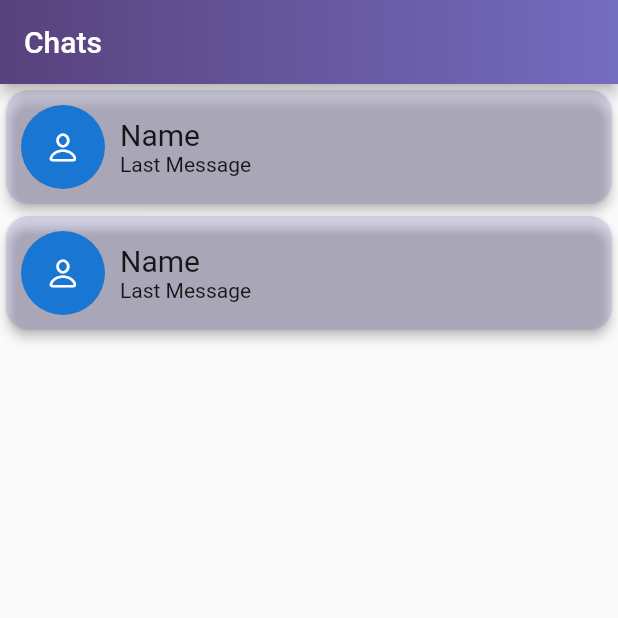
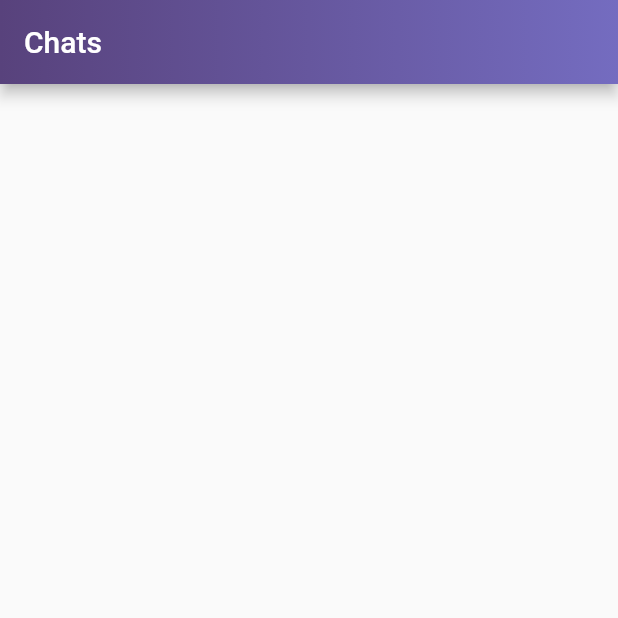
Before and after one commit to Ajzl/Chat_App, a Flutter app: the Home_Screen screen opened directly, on a phone screen of 412 x 824 dp, the top half of it. Run offline on Flutter 3.47's test engine with Material 2 defaults, Android fonts, the phone set to English and light mode, and no system bars; our stand-ins replace firebase_auth, firebase_core, firebase_messaging, shared_preferences; accounts and stored records are empty.

Commit message:
Revert "homescreen design" due to wrong branch
This reverts commit 84dc5d4b12728b56e53a2c37a92f968f5d9a9c5c.

```diff
--- a/lib/screens/home_screen/home_screen.dart
+++ b/lib/screens/home_screen/home_screen.dart
@@ -22,43 +22,6 @@ class _Home_ScreenState extends State<Home_Screen> {
           )),
         ),
       ),
-        body: ListView.builder(
-          itemCount: 2,
-          itemBuilder: (context, index) => Card(
-            color: Color(0xFF746CC0).withOpacity(.2),
-            shape:
-                RoundedRectangleBorder(borderRadius: BorderRadius.circular(15)),
-            elevation: 3,
-            child: InkWell(
-              borderRadius: BorderRadius.circular(15),
-              onTap: () {},
-              child: Padding(
-                padding: const EdgeInsets.all(10.0),
-                child: Row(
-                  children: [
-                    CircleAvatar(
-                        child: Icon(CupertinoIcons.person), radius: 28),
-                    SizedBox(
-                      width: 10,
-                    ),
-                    Column(
-                      crossAxisAlignment: CrossAxisAlignment.start,
-                      children: [
-                        Text(
-                          "Name",
-                          style: TextStyle(fontSize: 20),
-                        ),
-                        Text(
-                          "Last Message",
-                          style: TextStyle(fontSize: 14),
-                        ),
-                      ],
-                    ),
-                  ],
-                ),
-              ),
-            ),
-          ),
-        ));
+    );
   }
 }
```
Lines whose indentation alone changed are shown as unchanged.
